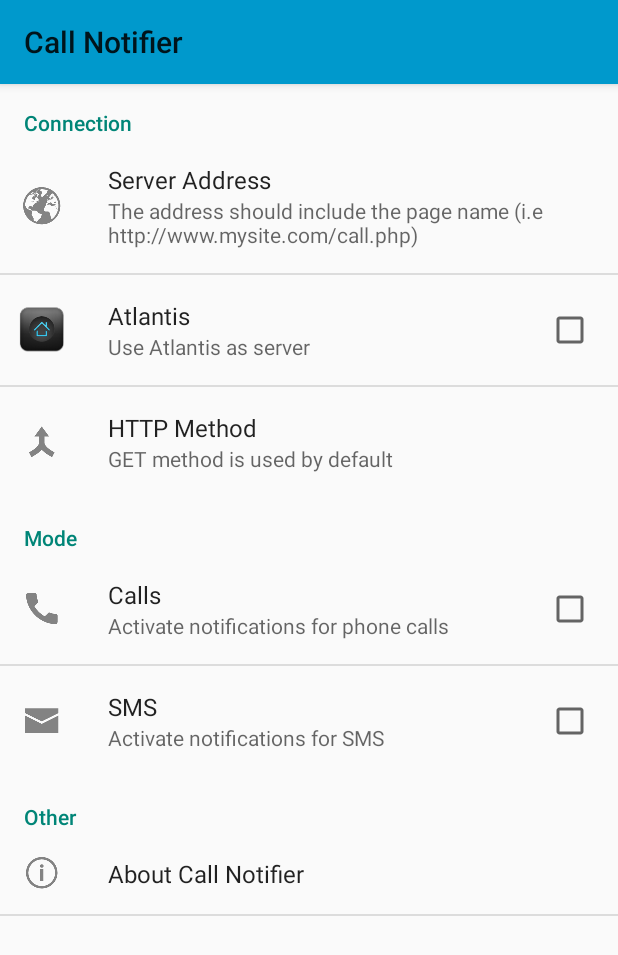
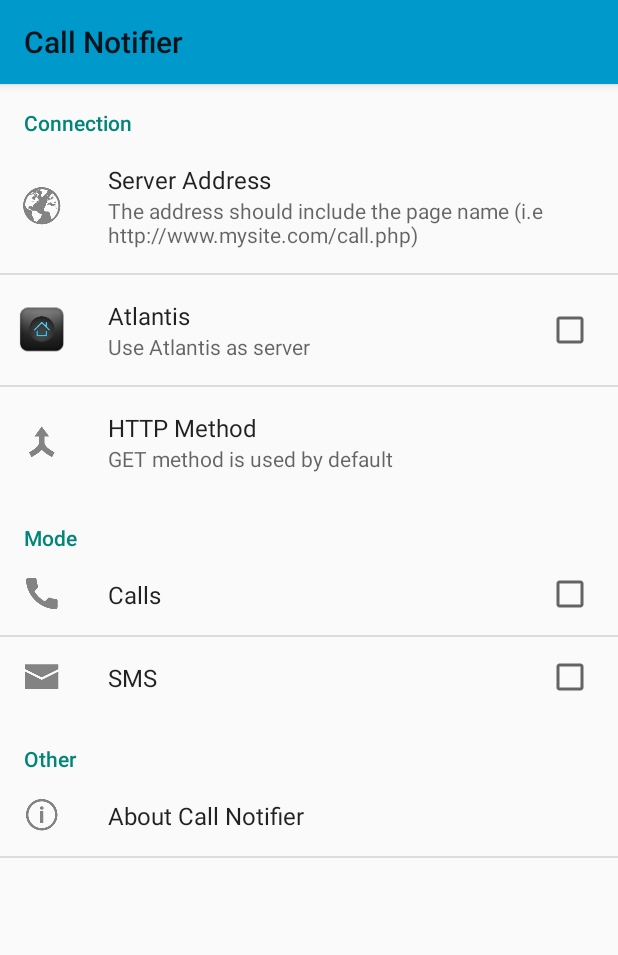
Before and after one commit to nawrasg/Call-Notifier, an Android app: the screen it shows after launch (MainActivity), on a phone screen of 412 x 824 dp. Shown: the top 955 px of the screen. Run offline under Robolectric (Android 15) with nearby library versions, the phone set to English and light mode, and no system bars.

```diff
--- a/app/src/main/res/xml/prefs.xml
+++ b/app/src/main/res/xml/prefs.xml
@@ -27,14 +27,10 @@
         <CheckBoxPreference
             android:icon="@drawable/ic_action_call"
             android:key="call"
-            android:summaryOff="@string/pref_call_summary_off"
-            android:summaryOn="@string/pref_call_summary_on"
             android:title="@string/pref_call_title"/>
         <CheckBoxPreference
             android:icon="@drawable/ic_action_email"
             android:key="sms"
-            android:summaryOff="@string/pref_sms_summary_off"
-            android:summaryOn="@string/pref_sms_summary_on"
             android:title="@string/pref_sms_title"/>
     </PreferenceCategory>
     <PreferenceCategory android:title="@string/pref_other">
```
